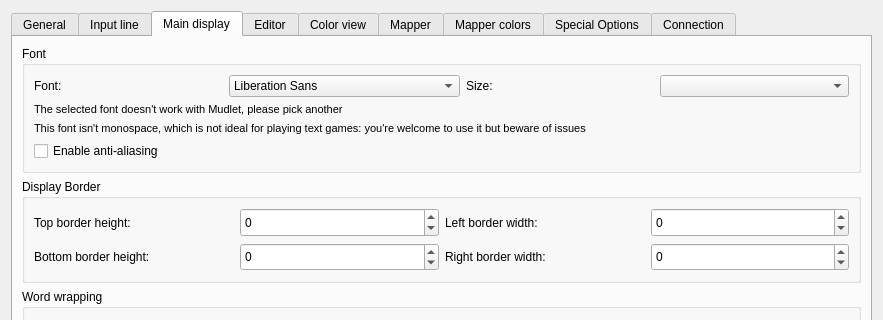
Old version of the form src/ui/profile_preferences.ui in the repository Mudlet/Mudlet; both pictures show x 0 to 883 and y 0 to 320 of the 883 by 808 pixel window.
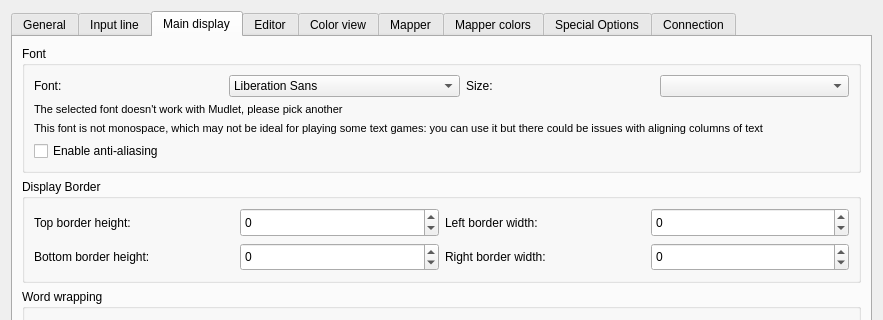
New version of the form. The open tabs and pages were chosen to show the change. Icons and pictures are not drawn. Custom widgets are drawn as their Qt base class.

Commit message: Update text per peer review

What changed in the file:
```diff
--- a/src/ui/profile_preferences.ui
+++ b/src/ui/profile_preferences.ui
@@ -704,18 +704,6 @@
             </property>
            </widget>
           </item>
-          <item row="2" column="0" colspan="3">
-           <widget class="QLabel" name="label_variableWidthFontWarning">
-            <property name="font">
-             <font>
-              <pointsize>8</pointsize>
-             </font>
-            </property>
-            <property name="text">
-             <string>This font isn't monospace, which is not ideal for playing text games: you're welcome to use it but beware of issues</string>
-            </property>
-           </widget>
-          </item>
           <item row="3" column="0">
            <widget class="QCheckBox" name="mNoAntiAlias">
             <property name="toolTip">
@@ -726,6 +714,18 @@
             </property>
            </widget>
           </item>
+          <item row="2" column="0" colspan="4">
+           <widget class="QLabel" name="label_variableWidthFontWarning">
+            <property name="font">
+             <font>
+              <pointsize>8</pointsize>
+             </font>
+            </property>
+            <property name="text">
+             <string>This font is not monospace, which may not be ideal for playing some text games: you can use it but there could be issues with aligning columns of text</string>
+            </property>
+           </widget>
+          </item>
          </layout>
         </widget>
        </item>
```
